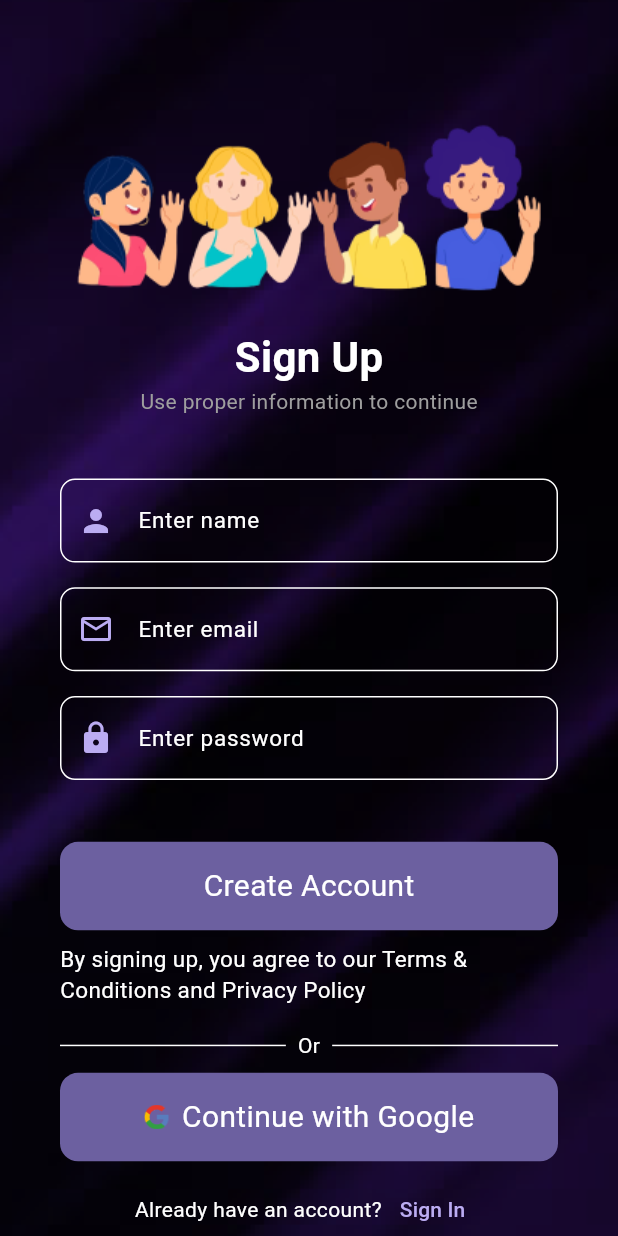
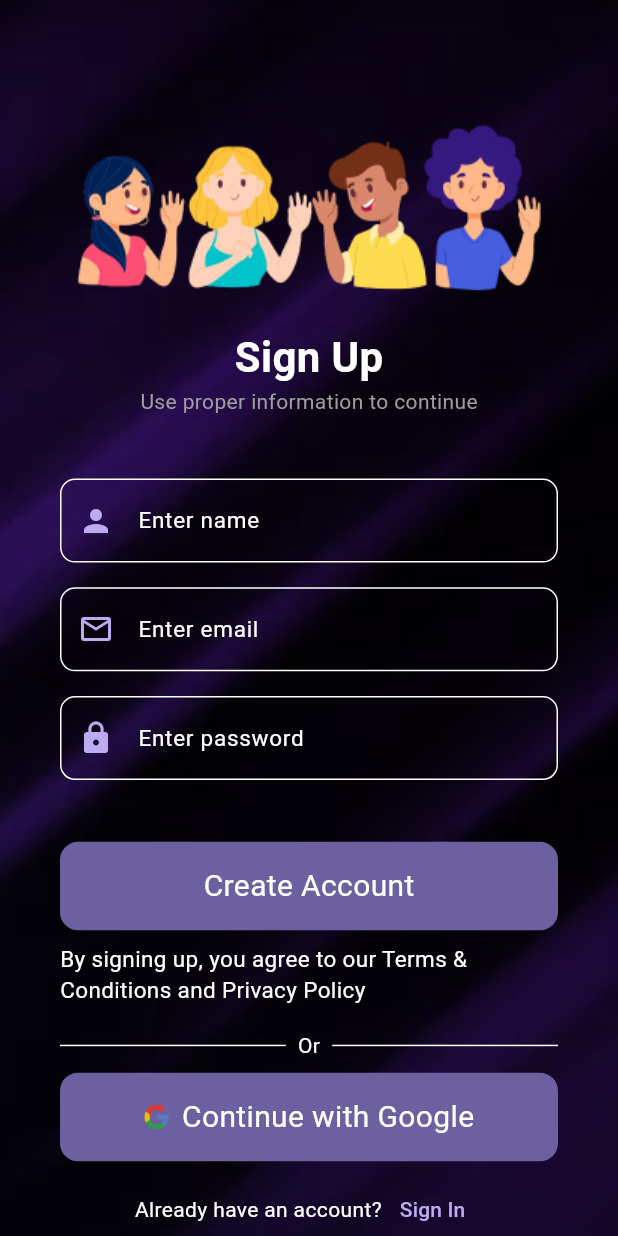
Before and after one commit to Sparsh2509/Hola_App, a Flutter app: the Signup screen opened directly, on a phone screen of 412 x 824 dp. Run offline on Flutter 3.47's test engine with Material 3 defaults, Android fonts, the phone set to English and light mode, and no system bars.

Commit message:
Login pages error solved

```diff
--- a/lib/pages/login_section/signup.dart
+++ b/lib/pages/login_section/signup.dart
@@ -97,16 +97,16 @@ class _SignupState extends State<Signup> {
   Widget build(BuildContext context) {
     return SafeArea(
         child: Scaffold(
-      body: SingleChildScrollView(
-        child: Stack(
+      body: Stack(
         children: [
           Image.asset(
             "assets/bg_image.png",
             width: screenWidth,
             height: screenHeight,
-              fit: BoxFit.cover,
+            fit: BoxFit.fill,
           ),
-            Padding(
+          SingleChildScrollView(
+            child: Padding(
               padding: EdgeInsets.symmetric(horizontal: 40),
               child: Form(
                   key: _form,
@@ -270,9 +270,9 @@ class _SignupState extends State<Signup> {
                       ),
                     ],
                   )),
+            ),
           )
         ],
-        ),
       ),
     ));
   }
--- a/lib/pages/splash.dart
+++ b/lib/pages/splash.dart
@@ -1,7 +1,7 @@
 // ignore_for_file: use_build_context_synchronously
 
 import 'package:flutter/material.dart';
-import 'package:hola_app/pages/landing.dart';
+import 'package:hola_app/pages/login_section/signup.dart';
 
 class Splash extends StatefulWidget {
   const Splash({super.key});
@@ -20,7 +20,7 @@ class _SplashState extends State<Splash> {
   _goToMenuPage() {
     Future.delayed(const Duration(seconds: 2)).then((_) {
       Navigator.of(context).pushAndRemoveUntil(
-          MaterialPageRoute(builder: (context) => const Landing()),
+          MaterialPageRoute(builder: (context) => const Signup()),
           (Route<dynamic> route) => false);
     });
   }
--- a/lib/shared/accounts_card.dart
+++ b/lib/shared/accounts_card.dart
@@ -2,6 +2,7 @@ import 'package:flutter/material.dart';
 import 'package:hola_app/constants/colors.dart';
 import 'package:hola_app/constants/size.dart';
 
+// ignore: must_be_immutable
 class AccountsCard extends StatelessWidget {
   AccountsCard({
     required this.imageUrl,
```
Also changed, not shown: lib/pages/login_section/password.dart (+4 -4 lines), lib/pages/login_section/signin.dart (+21 -12 lines). Lines whose indentation alone changed are shown as unchanged.
